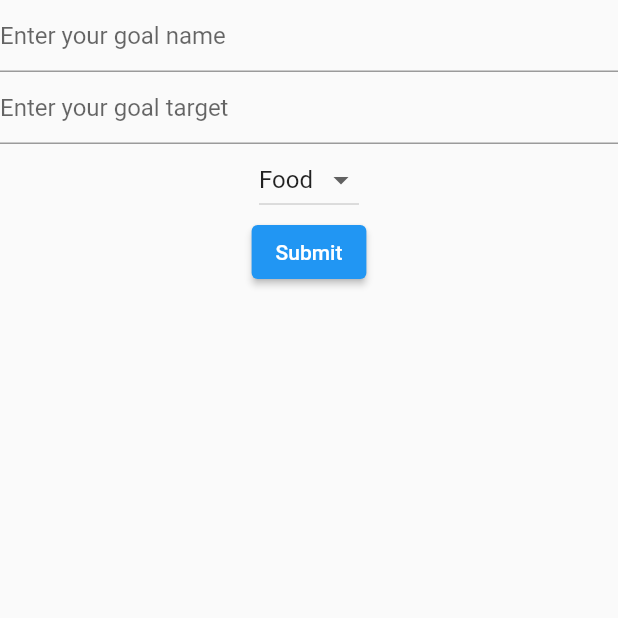
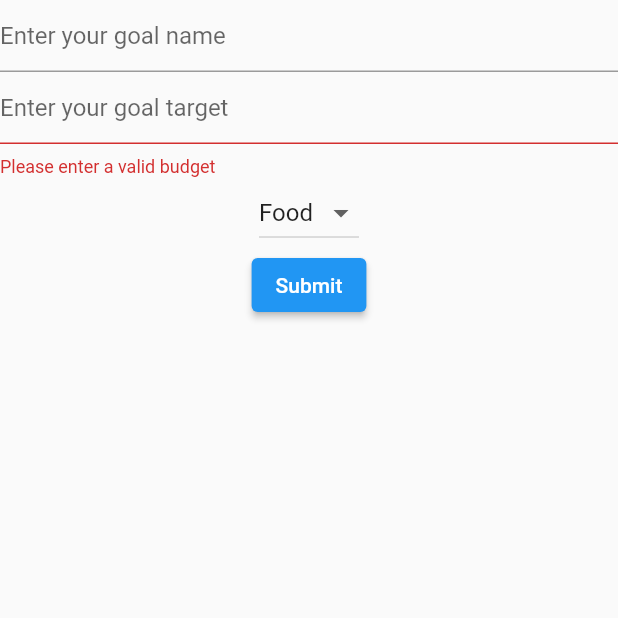
Before and after one commit to cezarmocanu/budgeto, a Flutter app: the GoalFormPage screen opened by its route, after a tap on "Submit", on a phone screen of 412 x 824 dp, the top half of it. Run offline on Flutter 3.47's test engine with Material 2 defaults, Android fonts, the phone set to English and light mode, and no system bars.

Commit message:
[4vEe1Y2r] Adde monthly modification

```diff
--- a/lib/models/category.dart
+++ b/lib/models/category.dart
@@ -4,7 +4,7 @@ class Category {
   String label = 'Unknown';
   IconData icon = IconData(57522, fontFamily: 'MaterialIcons');
 
-  Category.empty() {}
+  Category.empty();
 
   Category.withoutIcon(this.label);
 
--- /dev/null
+++ b/lib/pages/budget_form/budget_form_page.dart
@@ -0,0 +1,62 @@
+import 'package:flutter/material.dart';
+
+class BudgetFormPage extends StatefulWidget {
+  BudgetFormPage({Key? key, required this.handleFormSubmit}) : super(key: key);
+
+  final Function(double) handleFormSubmit;
+
+  @override
+  _State createState() => _State();
+}
+
+class _State extends State<BudgetFormPage> {
+  GlobalKey<FormState> _form = GlobalKey<FormState>();
+  final budgetController = TextEditingController();
+  @override
+  void dispose() {
+    super.dispose();
+  }
+
+  @override
+  Widget build(BuildContext context) {
+    return Scaffold(
+      body: Form(
+        key: _form,
+        child: Column(children: [
+          TextFormField(
+              controller: budgetController,
+              decoration: const InputDecoration(
+                hintText: 'Enter your budget for this plan',
+              ),
+              validator: (String? value) {
+                var budget = double.tryParse(value ?? '');
+
+                if (budget == null) {
+                  return 'Please enter a valid budget';
+                }
+
+                if (budget < 0) {
+                  return 'Cannot have negative budget';
+                }
+
+                if (budget == 0) {
+                  return 'Cannot have 0 budget';
+                }
+
+                return null;
+              }),
+          ElevatedButton(
+            onPressed: () {
+              var budget = double.parse(budgetController.text);
+              if (_form.currentState!.validate()) {
+                widget.handleFormSubmit(budget);
+                Navigator.pushNamed(context, '/');
+              }
+            },
+            child: const Text('Submit'),
+          )
+        ]),
+      ),
+    );
+  }
+}
--- a/lib/pages/goal_form/goal_form_page.dart
+++ b/lib/pages/goal_form/goal_form_page.dart
@@ -2,11 +2,9 @@ import 'package:budgeto_flutter/models/category.dart';
 import 'package:flutter/material.dart';
 
 class GoalFormPage extends StatefulWidget {
-  GoalFormPage({
-    Key? key,
-    required this.handleFormSubmit,
-    required this.categories,
-  }) : super(key: key);
+  GoalFormPage(
+      {Key? key, required this.handleFormSubmit, required this.categories})
+      : super(key: key);
 
   final Function(String, int, Category) handleFormSubmit;
   final List<Category> categories;
@@ -66,15 +64,34 @@ class _State extends State<GoalFormPage> {
               decoration: const InputDecoration(
                 hintText: 'Enter your goal target',
               ),
+              validator: (String? value) {
+                var budget = double.tryParse(value ?? '');
+
+                if (budget == null) {
+                  return 'Please enter a valid budget';
+                }
+
+                if (budget < 0) {
+                  return 'Cannot have negative budget';
+                }
+
+                if (budget == 0) {
+                  return 'Cannot have 0 budget';
+                }
+
+                return null;
+              },
               controller: goalBudgetController,
             ),
             renderDropdownMenu(),
             ElevatedButton(
               onPressed: () {
-                var title = goalTitleController.text;
-                var budget = int.parse(goalBudgetController.text);
-                widget.handleFormSubmit(title, budget, categoryDropdownValue);
-                Navigator.pushNamed(context, '/');
+                if (_form.currentState!.validate()) {
+                  var title = goalTitleController.text;
+                  var budget = int.parse(goalBudgetController.text);
+                  widget.handleFormSubmit(title, budget, categoryDropdownValue);
+                  Navigator.pushNamed(context, '/');
+                }
               },
               child: const Text('Submit'),
             ),
```
Also changed, not shown: lib/main.dart (+19 -2 lines), lib/pages/dashboard/dashboard_page.dart (+8 -6 lines).
